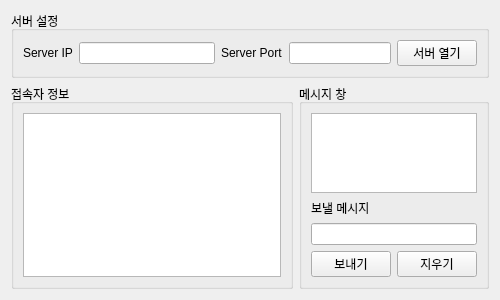
Before: the Qt Designer form Chat/Server/form.ui in Yangyoonjoon/Chat, drawn with Qt 5.
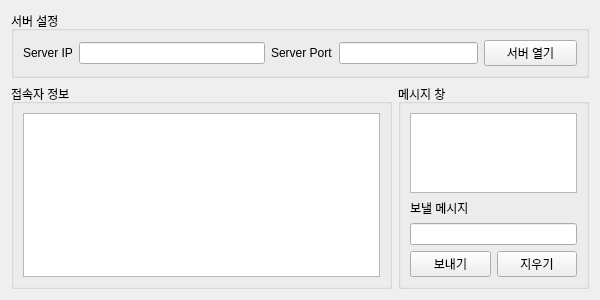
After: the same form once the commit is applied.

```diff
--- a/Chat/Server/form.ui
+++ b/Chat/Server/form.ui
@@ -6,7 +6,7 @@
    <rect>
     <x>0</x>
     <y>0</y>
-    <width>500</width>
+    <width>600</width>
     <height>300</height>
    </rect>
   </property>
```
